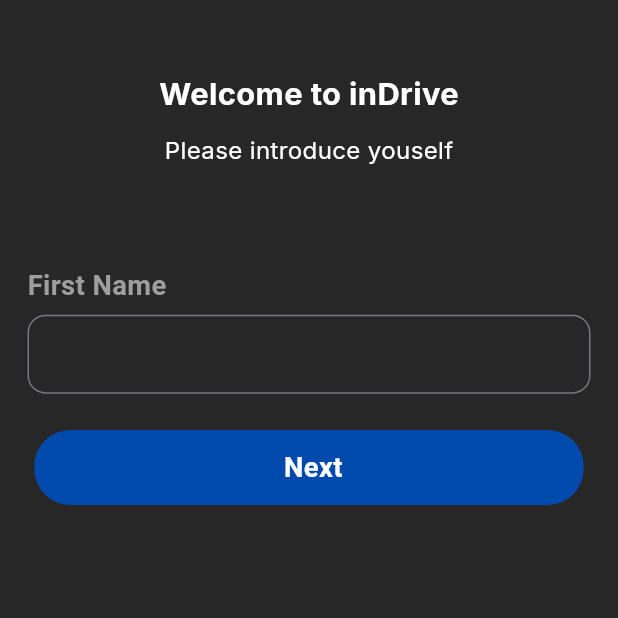
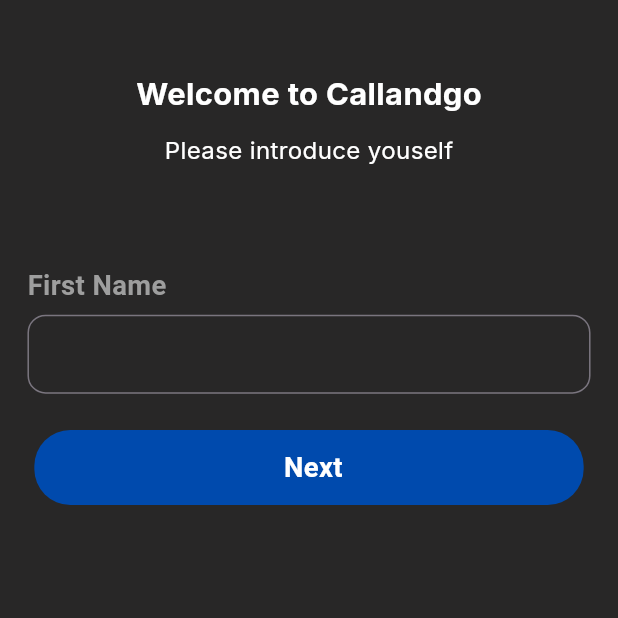
Before and after one commit to ShakilKhan999/indrive, a Flutter app: the UserNameScreen screen opened directly, on a phone screen of 412 x 824 dp, the top half of it. Run offline on Flutter 3.47's test engine with Material 3 defaults, Android fonts, the light colour scheme and no system bars; our stand-ins replace cloud_firestore, firebase_auth, firebase_core, firebase_storage, flutter_screenutil, fluttertoast and 11 more; missing offline and left inert: dropdown_flutter, five_pointed_star, flutter_polyline_points, google_place; accounts and stored records are empty.

Commit message:
app name change

```diff
--- a/lib/main.dart
+++ b/lib/main.dart
@@ -3,7 +3,7 @@
 import 'package:flutter_screenutil/flutter_screenutil.dart';
 import 'package:fluttertoast/fluttertoast.dart';
 import 'package:get/get.dart';
-import 'package:indrive/screens/driver/driver_info/views/vehicle_type_screen.dart';
+import 'package:indrive/screens/auth_screen/views/register_screen.dart';
 import 'package:indrive/utils/app_config.dart';
 import 'package:indrive/utils/navigation_service.dart';
 import 'utils/firebase_option.dart';
@@ -45,7 +45,7 @@
         ),
         // home: PassengerHomeScreen(),
         // home: DriverInfoPage(),
-        home: VehicleTypeScreen(),
+        home: RegisterScreen(),
       ),
     );
   }
--- a/lib/screens/auth_screen/views/user_name_screen.dart
+++ b/lib/screens/auth_screen/views/user_name_screen.dart
@@ -7,6 +7,7 @@
 import 'package:indrive/helpers/space_helper.dart';
 import 'package:indrive/helpers/style_helper.dart';
 import 'package:indrive/screens/auth_screen/controller/auth_controller.dart';
+import 'package:indrive/utils/app_config.dart';
 
 class UserNameScreen extends StatelessWidget {
   UserNameScreen({super.key});
@@ -32,7 +33,7 @@
         children: [
           SpaceHelper.verticalSpace40,
           Text(
-            'Welcome to inDrive',
+            'Welcome to ${AppConfig.appName}',
             style: StyleHelper.heading,
           ),
           SpaceHelper.verticalSpace10,
```
Also changed, not shown: 1 other file.
